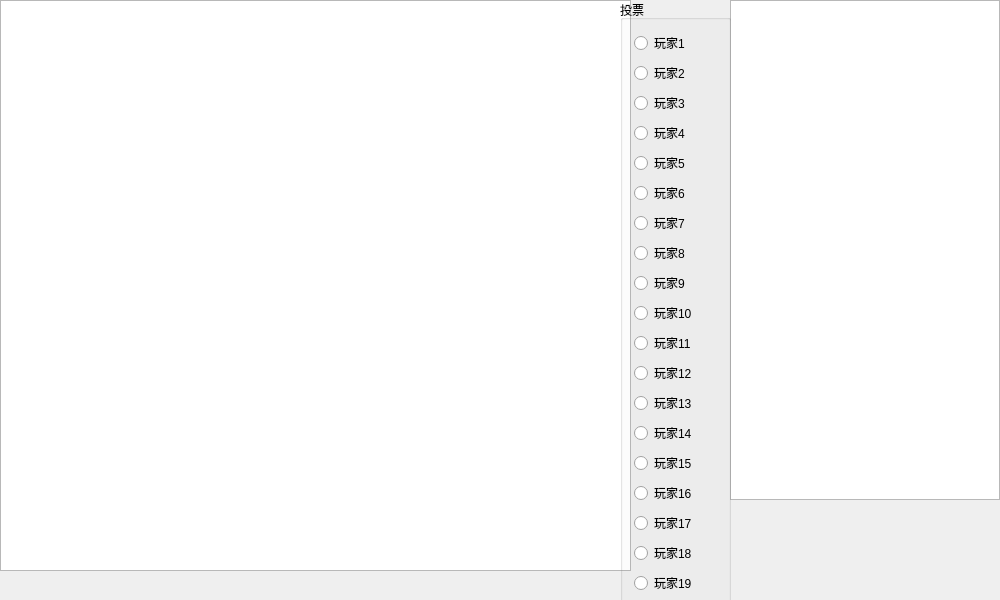
Above: RedandBlackNight/widget.ui from zhaokui001/R-B-Night before the change. Below: the same form after it.
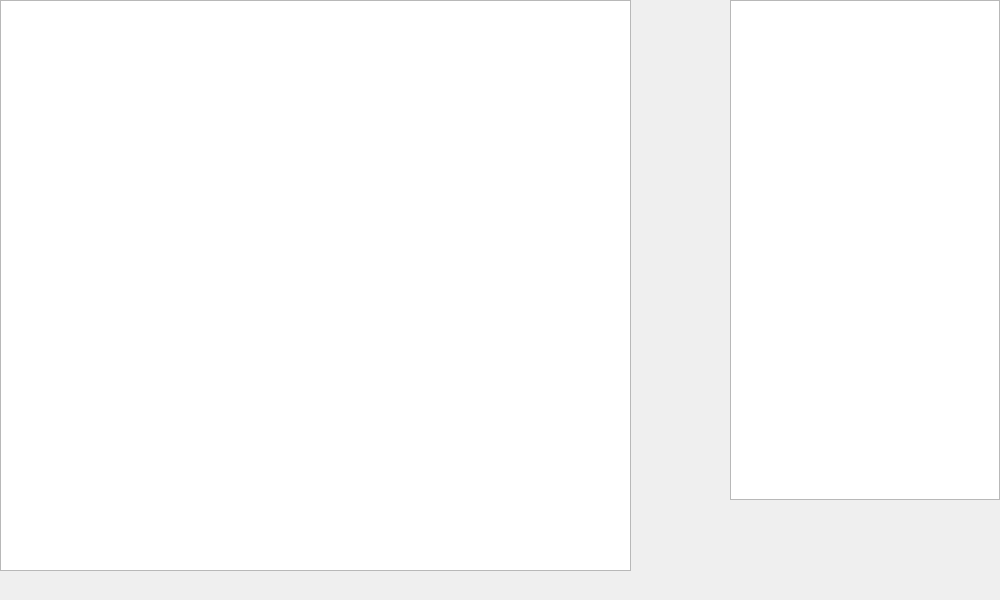
That is the form after the change.

What changed in the file:
```diff
--- a/RedandBlackNight/widget.ui
+++ b/RedandBlackNight/widget.ui
@@ -164,160 +164,24 @@
     </rect>
    </property>
   </widget>
-  <widget class="QGroupBox" name="groupBox">
+  <widget class="QToolButton" name="toolButton_present2">
    <property name="geometry">
     <rect>
-     <x>620</x>
-     <y>0</y>
-     <width>111</width>
-     <height>650</height>
+     <x>90</x>
+     <y>660</y>
+     <width>90</width>
+     <height>40</height>
     </rect>
    </property>
-   <property name="title">
-    <string>投票</string>
+   <property name="font">
+    <font>
+     <family>华文彩云</family>
+     <pointsize>10</pointsize>
+    </font>
    </property>
-   <layout class="QVBoxLayout" name="verticalLayout">
-    <item>
-     <widget class="QRadioButton" name="radioButton">
-      <property name="text">
-       <string>玩家1</string>
-      </property>
-     </widget>
-    </item>
-    <item>
-     <widget class="QRadioButton" name="radioButton_2">
-      <property name="text">
-       <string>玩家2</string>
-      </property>
-     </widget>
-    </item>
-    <item>
-     <widget class="QRadioButton" name="radioButton_3">
-      <property name="text">
-       <string>玩家3</string>
-      </property>
-     </widget>
-    </item>
-    <item>
-     <widget class="QRadioButton" name="radioButton_4">
-      <property name="text">
-       <string>玩家4</string>
-      </property>
-     </widget>
-    </item>
-    <item>
-     <widget class="QRadioButton" name="radioButton_5">
-      <property name="text">
-       <string>玩家5</string>
-      </property>
-     </widget>
-    </item>
-    <item>
-     <widget class="QRadioButton" name="radioButton_6">
-      <property name="text">
-       <string>玩家6</string>
-      </property>
-     </widget>
-    </item>
-    <item>
-     <widget class="QRadioButton" name="radioButton_7">
-      <property name="text">
-       <string>玩家7</string>
-      </property>
-     </widget>
-    </item>
-    <item>
-     <widget class="QRadioButton" name="radioButton_8">
-      <property name="text">
-       <string>玩家8</string>
-      </property>
-     </widget>
-    </item>
-    <item>
-     <widget class="QRadioButton" name="radioButton_9">
-      <property name="text">
-       <string>玩家9</string>
-      </property>
-     </widget>
-    </item>
-    <item>
-     <widget class="QRadioButton" name="radioButton_10">
-      <property name="text">
-       <string>玩家10</string>
-      </property>
-     </widget>
-    </item>
-    <item>
-     <widget class="QRadioButton" name="radioButton_11">
-      <property name="text">
-       <string>玩家11</string>
-      </property>
-     </widget>
-    </item>
-    <item>
-     <widget class="QRadioButton" name="radioButton_12">
-      <property name="text">
-       <string>玩家12</string>
-      </property>
-     </widget>
-    </item>
-    <item>
-     <widget class="QRadioButton" name="radioButton_13">
-      <property name="text">
-       <string>玩家13</string>
-      </property>
-     </widget>
-    </item>
-    <item>
-     <widget class="QRadioButton" name="radioButton_14">
-      <property name="text">
-       <string>玩家14</string>
-      </property>
-     </widget>
-    </item>
-    <item>
-     <widget class="QRadioButton" name="radioButton_15">
-      <property name="text">
-       <string>玩家15</string>
-      </property>
-     </widget>
-    </item>
-    <item>
-     <widget class="QRadioButton" name="radioButton_16">
-      <property name="text">
-       <string>玩家16</string>
-      </property>
-     </widget>
-    </item>
-    <item>
-     <widget class="QRadioButton" name="radioButton_17">
-      <property name="text">
-       <string>玩家17</string>
-      </property>
-     </widget>
-    </item>
-    <item>
-     <widget class="QRadioButton" name="radioButton_18">
-      <property name="text">
-       <string>玩家18</string>
-      </property>
-     </widget>
-    </item>
-    <item>
-     <widget class="QRadioButton" name="radioButton_19">
-      <property name="text">
-       <string>玩家19</string>
-      </property>
-     </widget>
-    </item>
-    <item>
-     <widget class="QRadioButton" name="radioButton_20">
-      <property name="text">
-       <string>玩家20</string>
-      </property>
-     </widget>
-    </item>
-   </layout>
+   <property name="text">
+    <string>发言2</string>
+   </property>
   </widget>
  </widget>
  <layoutdefault spacing="6" margin="11"/>
```
